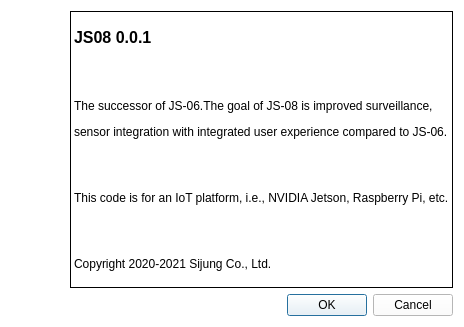
Old version of the form js06/resources/about_view.ui in the repository Oh-JongJin/js08.
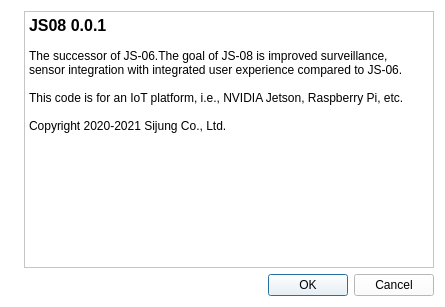
New version of the form. Icons and pictures are not drawn.

Diff of the .ui file:
```diff
--- a/js06/resources/about_view.ui
+++ b/js06/resources/about_view.ui
@@ -6,8 +6,8 @@
    <rect>
     <x>0</x>
     <y>0</y>
-    <width>464</width>
-    <height>327</height>
+    <width>445</width>
+    <height>307</height>
    </rect>
   </property>
   <property name="windowTitle">
@@ -38,15 +38,23 @@
      <item>
       <layout class="QVBoxLayout" name="verticalLayout_2">
        <item>
-        <widget class="QLabel" name="label_2">
+        <widget class="QTextBrowser" name="textBrowser">
          <property name="styleSheet">
           <string notr="true">font: 9pt &quot;Noto Sans&quot;;</string>
          </property>
-         <property name="frameShape">
-          <enum>QFrame::Box</enum>
-         </property>
-         <property name="text">
-          <string>&lt;html&gt;&lt;head/&gt;&lt;body&gt;&lt;p&gt;&lt;span style=&quot; font-size:12pt; font-weight:600;&quot;&gt;JS08 0.0.1&lt;/span&gt;&lt;/p&gt;&lt;p&gt;&lt;br/&gt;&lt;/p&gt;&lt;p&gt;The successor of JS-06.The goal of JS-08 is improved surveillance, &lt;/p&gt;&lt;p&gt;sensor integration with integrated user experience compared to JS-06.&lt;/p&gt;&lt;p&gt;&lt;br/&gt;&lt;/p&gt;&lt;p&gt;This code is for an IoT platform, i.e., NVIDIA Jetson, Raspberry Pi, etc.&lt;/p&gt;&lt;p&gt;&lt;br/&gt;&lt;/p&gt;&lt;p&gt;Copyright 2020-2021 Sijung Co., Ltd.&lt;/p&gt;&lt;/body&gt;&lt;/html&gt;</string>
+         <property name="html">
+          <string>&lt;!DOCTYPE HTML PUBLIC &quot;-//W3C//DTD HTML 4.0//EN&quot; &quot;http://www.w3.org/TR/REC-html40/strict.dtd&quot;&gt;
+&lt;html&gt;&lt;head&gt;&lt;meta name=&quot;qrichtext&quot; content=&quot;1&quot; /&gt;&lt;style type=&quot;text/css&quot;&gt;
+p, li { white-space: pre-wrap; }
+&lt;/style&gt;&lt;/head&gt;&lt;body style=&quot; font-family:'Noto Sans'; font-size:9pt; font-weight:400; font-style:normal;&quot;&gt;
+&lt;p style=&quot; margin-top:0px; margin-bottom:0px; margin-left:0px; margin-right:0px; -qt-block-indent:0; text-indent:0px;&quot;&gt;&lt;span style=&quot; font-family:'Gulim'; font-size:12pt; font-weight:600;&quot;&gt;JS08 0.0.1&lt;/span&gt;&lt;/p&gt;
+&lt;p style=&quot;-qt-paragraph-type:empty; margin-top:0px; margin-bottom:0px; margin-left:0px; margin-right:0px; -qt-block-indent:0; text-indent:0px; font-family:'Gulim';&quot;&gt;&lt;br /&gt;&lt;/p&gt;
+&lt;p style=&quot; margin-top:0px; margin-bottom:0px; margin-left:0px; margin-right:0px; -qt-block-indent:0; text-indent:0px;&quot;&gt;&lt;span style=&quot; font-family:'Gulim';&quot;&gt;The successor of JS-06.The goal of JS-08 is improved surveillance, &lt;/span&gt;&lt;/p&gt;
+&lt;p style=&quot; margin-top:0px; margin-bottom:0px; margin-left:0px; margin-right:0px; -qt-block-indent:0; text-indent:0px;&quot;&gt;&lt;span style=&quot; font-family:'Gulim';&quot;&gt;sensor integration with integrated user experience compared to JS-06.&lt;/span&gt;&lt;/p&gt;
+&lt;p style=&quot;-qt-paragraph-type:empty; margin-top:0px; margin-bottom:0px; margin-left:0px; margin-right:0px; -qt-block-indent:0; text-indent:0px; font-family:'Gulim';&quot;&gt;&lt;br /&gt;&lt;/p&gt;
+&lt;p style=&quot; margin-top:0px; margin-bottom:0px; margin-left:0px; margin-right:0px; -qt-block-indent:0; text-indent:0px;&quot;&gt;&lt;span style=&quot; font-family:'Gulim';&quot;&gt;This code is for an IoT platform, i.e., NVIDIA Jetson, Raspberry Pi, etc.&lt;/span&gt;&lt;/p&gt;
+&lt;p style=&quot;-qt-paragraph-type:empty; margin-top:0px; margin-bottom:0px; margin-left:0px; margin-right:0px; -qt-block-indent:0; text-indent:0px; font-family:'Gulim';&quot;&gt;&lt;br /&gt;&lt;/p&gt;
+&lt;p style=&quot; margin-top:0px; margin-bottom:0px; margin-left:0px; margin-right:0px; -qt-block-indent:0; text-indent:0px;&quot;&gt;&lt;span style=&quot; font-family:'Gulim';&quot;&gt;Copyright 2020-2021 Sijung Co., Ltd.&lt;/span&gt;&lt;/p&gt;&lt;/body&gt;&lt;/html&gt;</string>
          </property>
         </widget>
        </item>
```
Left out of the diff: 2 changed lines with no effect on the pictures.
